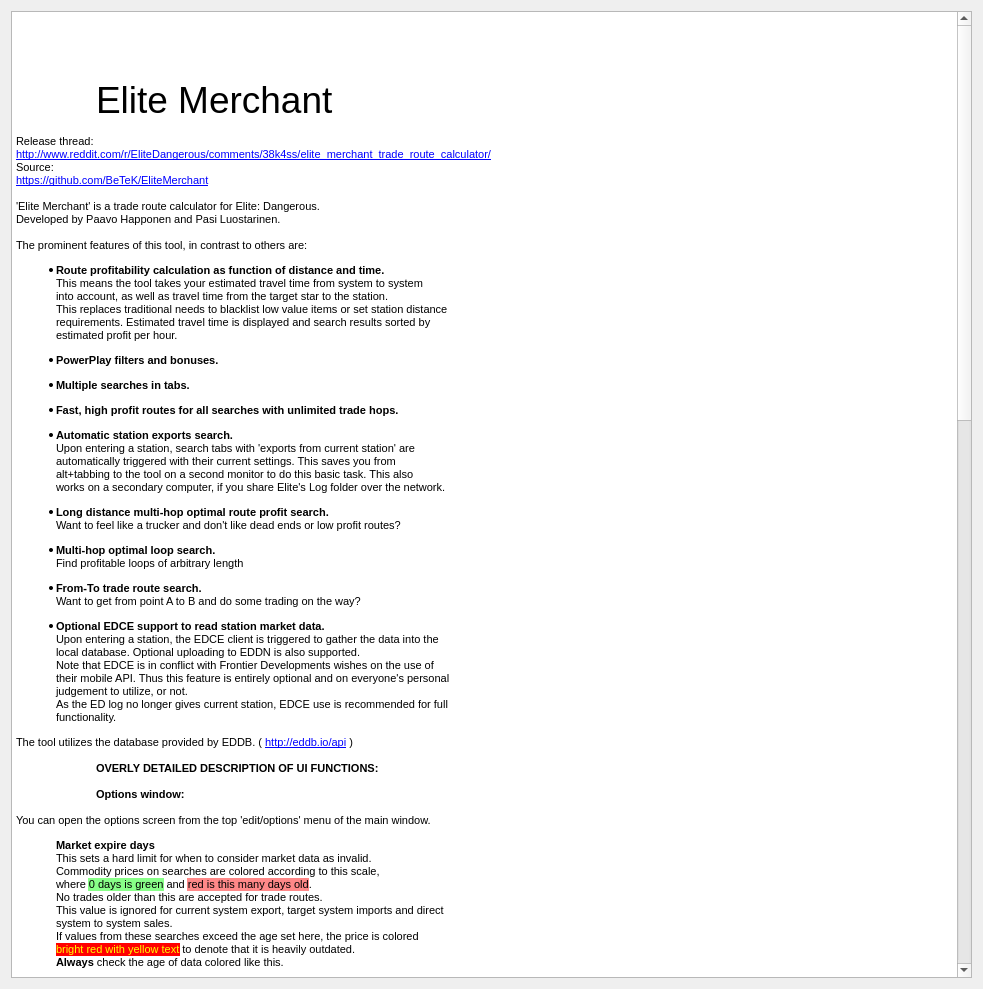
Old version of the form src/ui/GuideTab.ui in the repository BeTeK/EliteMerchant.
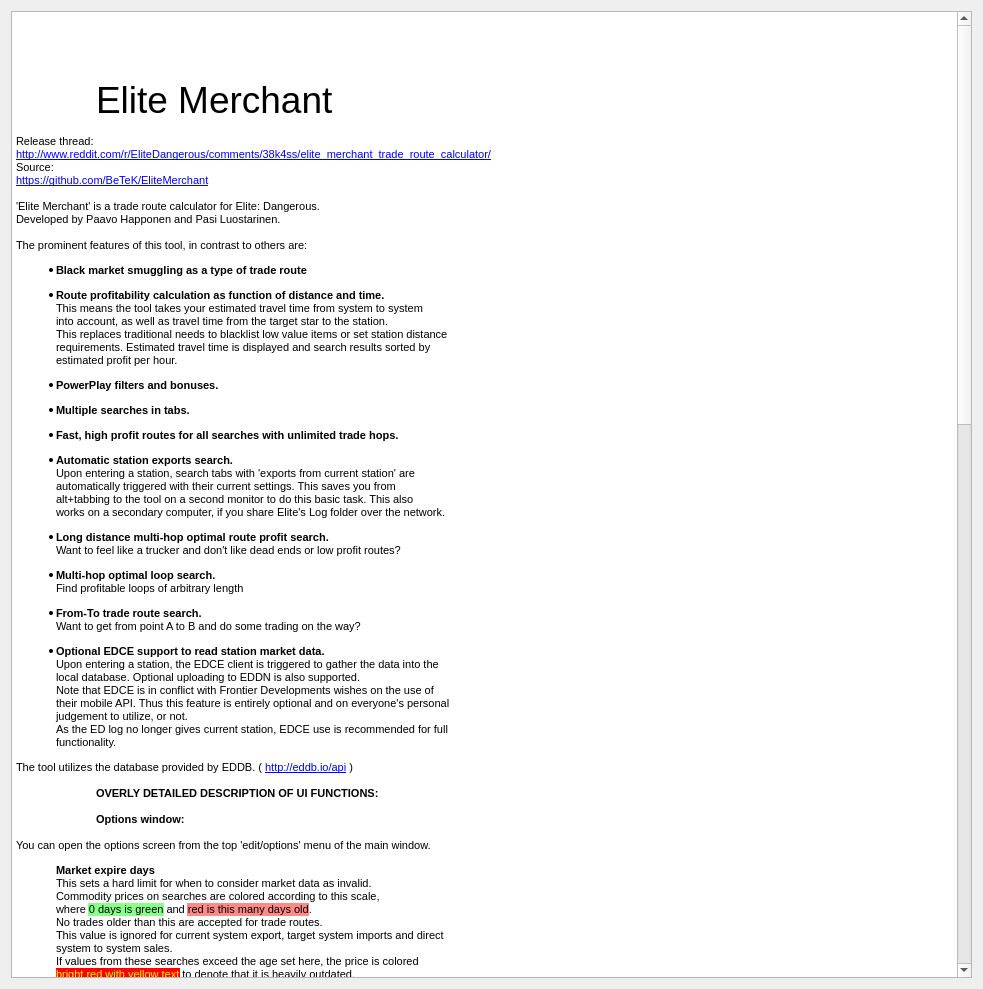
New version of the form. Icons and pictures are not drawn.

Commit message: added import black market validity check, updated black markets to guide

Diff of the .ui file:
```diff
--- a/src/ui/GuideTab.ui
+++ b/src/ui/GuideTab.ui
@@ -35,7 +35,8 @@
 &lt;p style=&quot; margin-top:0px; margin-bottom:0px; margin-left:0px; margin-right:0px; -qt-block-indent:0; text-indent:0px;&quot;&gt;Developed by &lt;span style=&quot; font-size:8pt;&quot;&gt;Paavo Happonen and Pasi Luostarinen.&lt;/span&gt;&lt;/p&gt;
 &lt;p style=&quot;-qt-paragraph-type:empty; margin-top:0px; margin-bottom:0px; margin-left:0px; margin-right:0px; -qt-block-indent:0; text-indent:0px;&quot;&gt;&lt;br /&gt;&lt;/p&gt;
 &lt;p style=&quot; margin-top:0px; margin-bottom:0px; margin-left:0px; margin-right:0px; -qt-block-indent:0; text-indent:0px;&quot;&gt;&lt;span style=&quot; font-size:8pt;&quot;&gt;The prominent features of this tool, in contrast to others are: &lt;/span&gt;&lt;/p&gt;
-&lt;ul style=&quot;margin-top: 0px; margin-bottom: 0px; margin-left: 0px; margin-right: 0px; -qt-list-indent: 1;&quot;&gt;&lt;li style=&quot; font-size:8pt;&quot; style=&quot; margin-top:12px; margin-bottom:12px; margin-left:0px; margin-right:0px; -qt-block-indent:0; text-indent:0px;&quot;&gt;&lt;span style=&quot; font-weight:600;&quot;&gt;Route profitability calculation as function of distance and time. &lt;/span&gt;&lt;br /&gt;This means the tool takes your estimated travel time from system to system&lt;br /&gt;into account, as well as travel time from the target star to the station.&lt;br /&gt;This replaces traditional needs to blacklist low value items or set station distance&lt;br /&gt;requirements. Estimated travel time is displayed and search results sorted by&lt;br /&gt;estimated profit per hour.&lt;/li&gt;
+&lt;ul style=&quot;margin-top: 0px; margin-bottom: 0px; margin-left: 0px; margin-right: 0px; -qt-list-indent: 1;&quot;&gt;&lt;li style=&quot; font-size:8pt;&quot; style=&quot; margin-top:12px; margin-bottom:12px; margin-left:0px; margin-right:0px; -qt-block-indent:0; text-indent:0px;&quot;&gt;&lt;span style=&quot; font-weight:600;&quot;&gt;Black market smuggling as a type of trade route&lt;/span&gt;&lt;/li&gt;
+&lt;li style=&quot; font-size:8pt; font-weight:600;&quot; style=&quot; margin-top:12px; margin-bottom:12px; margin-left:0px; margin-right:0px; -qt-block-indent:0; text-indent:0px;&quot;&gt;Route profitability calculation as function of distance and time. &lt;span style=&quot; font-weight:400;&quot;&gt;&lt;br /&gt;This means the tool takes your estimated travel time from system to system&lt;br /&gt;into account, as well as travel time from the target star to the station.&lt;br /&gt;This replaces traditional needs to blacklist low value items or set station distance&lt;br /&gt;requirements. Estimated travel time is displayed and search results sorted by&lt;br /&gt;estimated profit per hour.&lt;/span&gt;&lt;/li&gt;
 &lt;li style=&quot; font-size:8pt;&quot; style=&quot; margin-top:12px; margin-bottom:12px; margin-left:0px; margin-right:0px; -qt-block-indent:0; text-indent:0px;&quot;&gt;&lt;span style=&quot; font-weight:600;&quot;&gt;PowerPlay filters and bonuses.&lt;/span&gt;&lt;/li&gt;
 &lt;li style=&quot; font-size:8pt;&quot; style=&quot; margin-top:12px; margin-bottom:12px; margin-left:0px; margin-right:0px; -qt-block-indent:0; text-indent:0px;&quot;&gt;&lt;span style=&quot; font-weight:600;&quot;&gt;Multiple searches in tabs.&lt;/span&gt;&lt;/li&gt;
 &lt;li style=&quot; font-size:8pt;&quot; style=&quot; margin-top:12px; margin-bottom:12px; margin-left:0px; margin-right:0px; -qt-block-indent:0; text-indent:0px;&quot;&gt;&lt;span style=&quot; font-weight:600;&quot;&gt;Fast, high profit routes for all searches with unlimited trade hops.&lt;/span&gt;&lt;/li&gt;
@@ -78,6 +79,7 @@
 &lt;p style=&quot; margin-top:12px; margin-bottom:12px; margin-left:0px; margin-right:0px; -qt-block-indent:1; text-indent:0px;&quot;&gt;&lt;span style=&quot; font-weight:600;&quot;&gt;Starting system / station&lt;/span&gt;&lt;br /&gt;This can be written manually or applied automagically from ED log, if&lt;br /&gt;configured. The 'get current' button on the right side of this area does this.&lt;/p&gt;
 &lt;p style=&quot; margin-top:12px; margin-bottom:12px; margin-left:0px; margin-right:0px; -qt-block-indent:1; text-indent:0px;&quot;&gt;&lt;span style=&quot; font-weight:600;&quot;&gt;Target system / station&lt;/span&gt;&lt;br /&gt;Only used for &amp;quot;route on way to target&amp;quot; and &amp;quot;direct trade&amp;quot; searches.&lt;/p&gt;
 &lt;p style=&quot; margin-top:12px; margin-bottom:12px; margin-left:0px; margin-right:0px; -qt-block-indent:1; text-indent:0px;&quot;&gt;&lt;span style=&quot; font-weight:600;&quot;&gt;Min profit&lt;/span&gt;&lt;br /&gt;This is a hard limit for basic single trade exchange. Its primary function&lt;br /&gt;is to limit the number of possibilities and speed up searching. 1000 is a good&lt;br /&gt;fast value for most trading, but might give low or no results if you're&lt;br /&gt;desperate or in a short range vessel.&lt;br /&gt;WARNING! DATA DROWNING HAZARD!&lt;br /&gt;Lowering this will flood the tool with more trade data and the search may&lt;br /&gt;take a long time.&lt;/p&gt;
+&lt;p style=&quot; margin-top:12px; margin-bottom:12px; margin-left:0px; margin-right:0px; -qt-block-indent:1; text-indent:0px;&quot;&gt;&lt;span style=&quot; font-weight:600;&quot;&gt;Smuggling&lt;/span&gt;&lt;br /&gt;Black market trades, or Smuggling is a fun and efficient way to make money&lt;br /&gt;in 1.3, especially with the faction bonuses.Black market trades are marked&lt;br /&gt;with a skull and a black background in search results.&lt;br /&gt;NOTE! Black market prices are unreliable. Prices shown are copied from legal&lt;br /&gt;stations in the same system, but actual price may be incorrect.&lt;/p&gt;
 &lt;p style=&quot; margin-top:12px; margin-bottom:12px; margin-left:0px; margin-right:0px; -qt-block-indent:1; text-indent:0px;&quot;&gt;&lt;span style=&quot; font-weight:600;&quot;&gt;Max hops&lt;/span&gt;&lt;br /&gt;How many trade stops do we want at most with our search.&lt;br /&gt;This value is primarily for optimizing searches with too much data.&lt;br /&gt;This may be necessary if you set min profit too low or max distance too high.&lt;br /&gt;If you're worried about a setting, set this to 1 and give it a go. If it's still fast,&lt;br /&gt;bump it to 2 and see how it goes. For most use you can confidently set this at&lt;br /&gt;99 and no route will ever reach it, due to the route optimization algorithm&lt;br /&gt;culling the tail as the average profit/h falls.&lt;/p&gt;
 &lt;p style=&quot; margin-top:12px; margin-bottom:12px; margin-left:0px; margin-right:0px; -qt-block-indent:1; text-indent:0px;&quot;&gt;&lt;span style=&quot; font-weight:600;&quot;&gt;Min hops&lt;/span&gt;&lt;br /&gt;Require at least this many trade stops before accepting a trade route.&lt;br /&gt;This has some impact on search time, but not to a significant degree.&lt;br /&gt;It's fun to pick 'long route' search and set this to a high value for a grand&lt;br /&gt;tour.&lt;/p&gt;
 &lt;p style=&quot; margin-top:12px; margin-bottom:12px; margin-left:0px; margin-right:0px; -qt-block-indent:1; text-indent:0px;&quot;&gt;&lt;span style=&quot; font-weight:600;&quot;&gt;Max distance&lt;/span&gt;&lt;br /&gt;This is the maximum distance in light years a trade route can be at.&lt;br /&gt;This is primarily an optimization parameter, as higher than 50ly is rarely&lt;br /&gt;more profitable due to the distance(=time) cost. For smaller vessels with&lt;br /&gt;smaller tanks or jump ranges it's a good idea to lower this further for&lt;br /&gt;performance.&lt;br /&gt;    &lt;/p&gt;
```
The commit also changes 3 other files.
